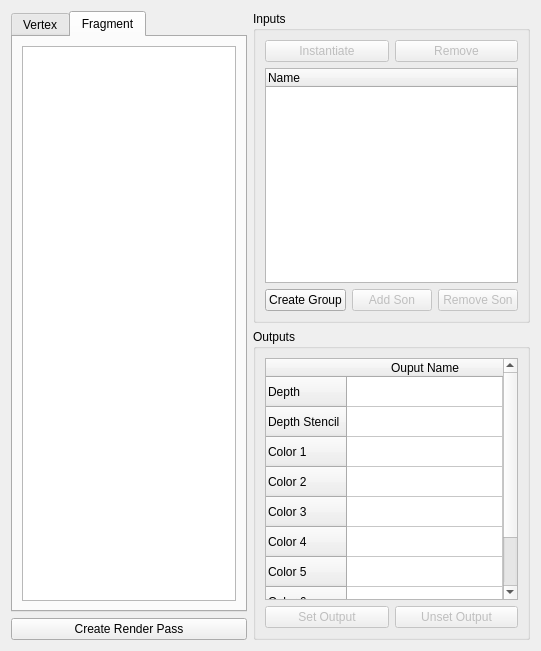
The window that src/RenderPassUi.ui (paulbaron/ShaderEditor) describes before a commit, drawn with Qt 5.
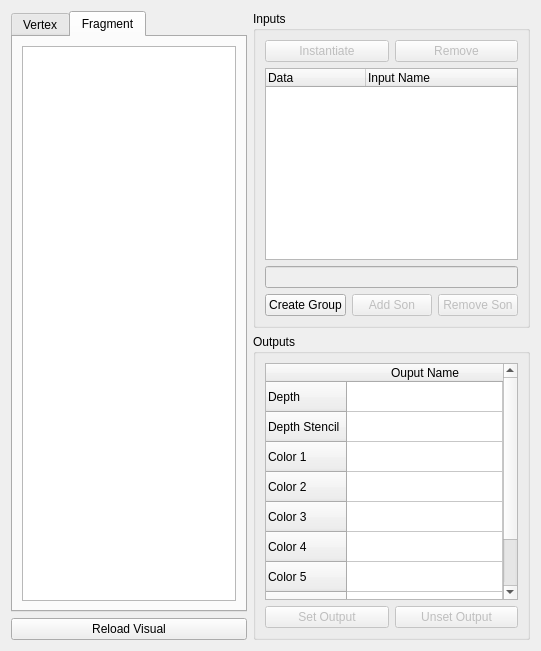
The same window after the commit.

Commit message: Basic render pass, need to add output

```diff
--- a/src/RenderPassUi.ui
+++ b/src/RenderPassUi.ui
@@ -55,7 +55,7 @@
      <item>
       <widget class="QPushButton" name="createRenderPass">
        <property name="text">
-        <string>Create Render Pass</string>
+        <string>Reload Visual</string>
        </property>
       </widget>
      </item>
@@ -97,9 +97,21 @@
          <widget class="QTreeWidget" name="treeWidget">
           <column>
            <property name="text">
-            <string>Name</string>
+            <string>Data</string>
            </property>
           </column>
+          <column>
+           <property name="text">
+            <string>Input Name</string>
+           </property>
+          </column>
+         </widget>
+        </item>
+        <item>
+         <widget class="QLineEdit" name="inputName">
+          <property name="enabled">
+           <bool>false</bool>
+          </property>
          </widget>
         </item>
         <item>
```
Left out of the diff: 2 changed lines with no effect on the pictures. The commit also changes 26 other files.
